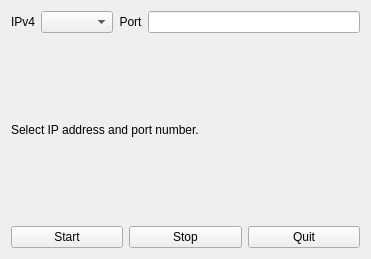
First picture: the form in src/serverwindow.ui, repository seonghyun2457/QtChatProgramServer, before the edit.
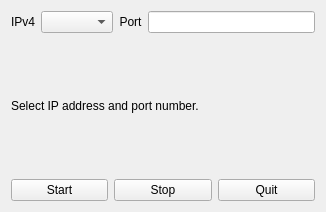
Second picture: the form after the edit.

Commit message: define min/max lePort size

The edit to the form file:
```diff
--- a/src/serverwindow.ui
+++ b/src/serverwindow.ui
@@ -6,8 +6,8 @@
    <rect>
     <x>0</x>
     <y>0</y>
-    <width>371</width>
-    <height>259</height>
+    <width>326</width>
+    <height>212</height>
    </rect>
   </property>
   <property name="windowTitle">
@@ -40,7 +40,20 @@
       </widget>
      </item>
      <item>
-      <widget class="QLineEdit" name="lePort"/>
+      <widget class="QLineEdit" name="lePort">
+       <property name="minimumSize">
+        <size>
+         <width>50</width>
+         <height>0</height>
+        </size>
+       </property>
+       <property name="maximumSize">
+        <size>
+         <width>200</width>
+         <height>16777215</height>
+        </size>
+       </property>
+      </widget>
      </item>
     </layout>
    </item>
```
Left out of the diff: 9 changed lines with no effect on the pictures. The commit also changes 1 other file.
